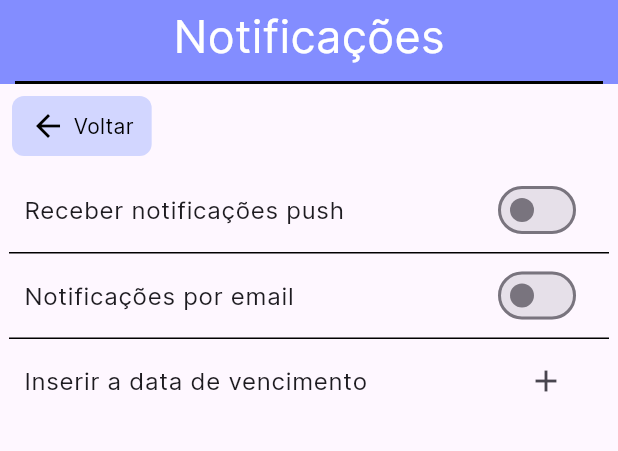
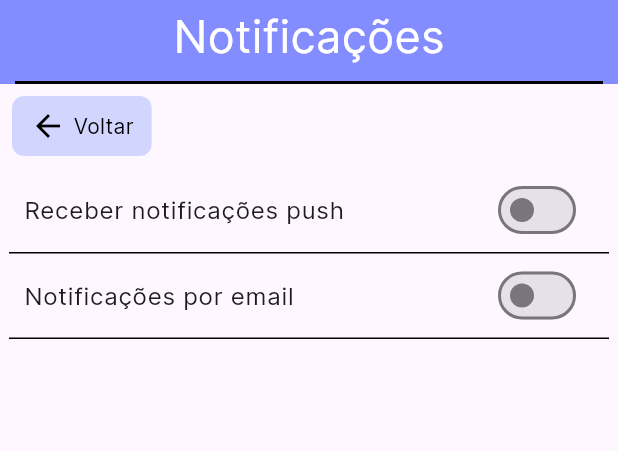
Before and after one commit to DevRamias/ContaOrganiza, a Flutter app: the TelaNotificacao screen opened directly, on a phone screen of 412 x 824 dp, the part 66-517 px from its top. Run offline on Flutter 3.47's test engine with Material 3 defaults, Android fonts, the phone set to English and light mode, and no system bars; our stand-ins replace cloud_firestore, dio, file_picker, firebase_auth, firebase_core, firebase_storage and 4 more; missing offline and left inert: firebase_app_check, flutter_pdfview; accounts and stored records are empty.

Commit message:
Ajuste na tela notificação

```diff
--- a/conta_organiza/lib/Telas/TelaNotificacao.dart
+++ b/conta_organiza/lib/Telas/TelaNotificacao.dart
@@ -153,24 +153,6 @@ class _TelaNotificacaoState extends State<TelaNotificacao> {
                   border: Border(bottom: BorderSide(color: Colors.black)),
                 ),
               ),
-              ListTile(
-                title: Text(
-                  'Inserir a data de vencimento',
-                  style: TextStyle(fontFamily: 'Inter'),
-                ),
-                trailing: IconButton(
-                  icon: Icon(Icons.add),
-                  onPressed: _pickDueDate,
-                ),
-              ),
-              if (_dueDate != null)
-                Padding(
-                  padding: const EdgeInsets.all(8.0),
-                  child: Text(
-                    'Data de vencimento: ${_dueDate!.day}/${_dueDate!.month}/${_dueDate!.year}',
-                    style: TextStyle(fontSize: 16, fontFamily: 'Inter'),
-                  ),
-                ),
             ],
           ),
         ],
```
